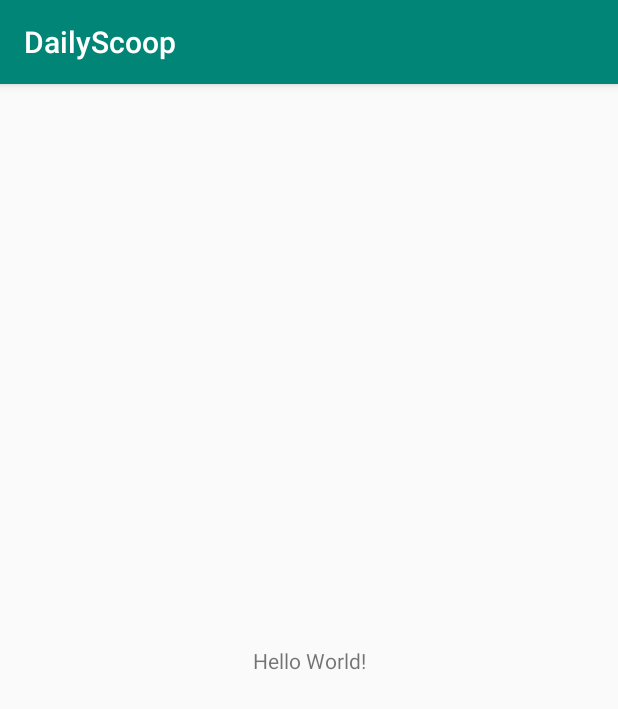
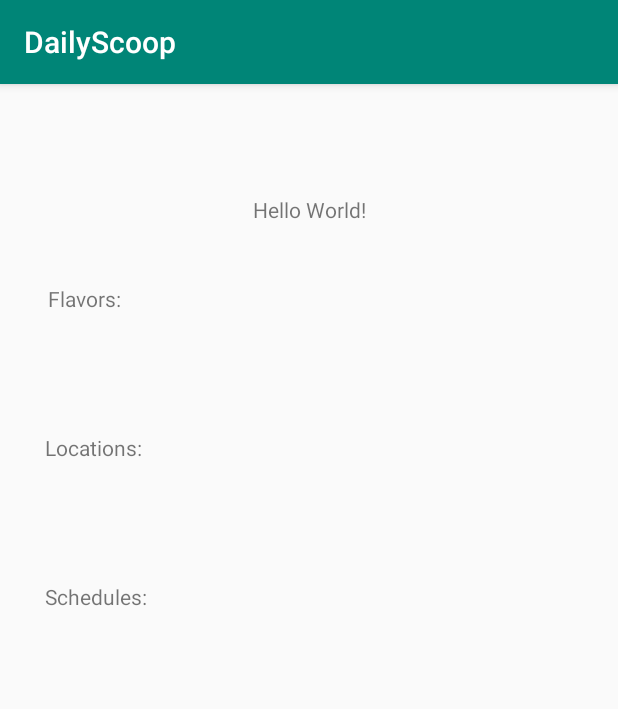
Before and after one commit to aopichka/DailyScoop, an Android app: the screen it shows after launch (MainActivity), on a phone screen of 412 x 824 dp. Shown: the top 709 px of the screen. Run offline under Robolectric (Android 15) with nearby library versions, the phone set to English and light mode, and no system bars; our stand-ins replace Firebase (no records; nobody signed in at launch, a user with empty details on screens opened directly).

Commit message:
set up firebase. read data and display data from firebase.

```diff
--- a/app/src/main/java/com/example/dailyscoop/MainActivity.java
+++ b/app/src/main/java/com/example/dailyscoop/MainActivity.java
@@ -1,14 +1,102 @@
 package com.example.dailyscoop;
 
+import androidx.annotation.NonNull;
 import androidx.appcompat.app.AppCompatActivity;
 
 import android.os.Bundle;
+import android.widget.EditText;
+import android.widget.TextView;
+
+import com.google.android.gms.tasks.OnCompleteListener;
+import com.google.android.gms.tasks.Task;
+import com.google.firebase.firestore.DocumentReference;
+import com.google.firebase.firestore.FirebaseFirestore;
+import com.google.firebase.firestore.QueryDocumentSnapshot;
+import com.google.firebase.firestore.QuerySnapshot;
+
+import java.time.LocalDate;
+import java.util.ArrayList;
+import java.util.Date;
 
 public class MainActivity extends AppCompatActivity {
+
+    private FirebaseFirestore db;
 
     @Override
     protected void onCreate(Bundle savedInstanceState) {
         super.onCreate(savedInstanceState);
         setContentView(R.layout.activity_main);
+
+        db = FirebaseFirestore.getInstance();
+        testDisplayFlavors();
+        testDisplayLocations();
+        testDisplaySchedules();
+
+    }
+
+    private void testDisplayLocations(){
+        db.collection("locations")
+                .get()
+                .addOnCompleteListener(new OnCompleteListener<QuerySnapshot>() {
+                    @Override
+                    public void onComplete(@NonNull Task<QuerySnapshot> task) {
+                        if (task.isSuccessful()) {
+                            ArrayList<Location> locations = new ArrayList<>();
+                            for (QueryDocumentSnapshot document : task.getResult()) {
+                                locations.add(document.toObject(Location.class));
+                            }
+                            TextView locationDisplay = findViewById(R.id.locations);
+                            for (Location location : locations){
+                                locationDisplay.setText(locationDisplay.getText() + "\n" + location.name);
+                            }
+                        } else {
+                            // error getting documents
+                        }
+                    }
+                });
+    }
+
+    private void testDisplayFlavors(){
+        db.collection("flavors")
+                .get()
+                .addOnCompleteListener(new OnCompleteListener<QuerySnapshot>() {
+                    @Override
+                    public void onComplete(@NonNull Task<QuerySnapshot> task) {
+                        if (task.isSuccessful()) {
+                            ArrayList<Flavor> flavors = new ArrayList<>();
+                            for (QueryDocumentSnapshot document : task.getResult()) {
+                                flavors.add(document.toObject(Flavor.class));
+                            }
+                            TextView flavorDisplay = findViewById(R.id.flavors);
+                            for (Flavor flavor : flavors){
+                                flavorDisplay.setText(flavorDisplay.getText() + "\n" + flavor.name);
+                            }
+                        } else {
+                            // error getting documents
+                        }
+                    }
+                });
+    }
+
+    private void testDisplaySchedules(){
+        db.collection("schedules")
+                .get()
+                .addOnCompleteListener(new OnCompleteListener<QuerySnapshot>() {
+                    @Override
+                    public void onComplete(@NonNull Task<QuerySnapshot> task) {
+                        if (task.isSuccessful()) {
+                            ArrayList<Schedule> schedules = new ArrayList<>();
+                            for (QueryDocumentSnapshot document : task.getResult()) {
+                                schedules.add(document.toObject(Schedule.class));
+                            }
+                            TextView scheduleDisplay = findViewById(R.id.schedules);
+                            for (Schedule schedule : schedules){
+                                scheduleDisplay.setText(scheduleDisplay.getText() + "\n" + schedule);
+                            }
+                        } else {
+                            // error getting documents
+                        }
+                    }
+                });
     }
 }
--- a/app/src/main/res/layout/activity_main.xml
+++ b/app/src/main/res/layout/activity_main.xml
@@ -7,12 +7,44 @@
     tools:context=".MainActivity">
 
     <TextView
+        android:id="@+id/textView2"
         android:layout_width="wrap_content"
         android:layout_height="wrap_content"
         android:text="Hello World!"
         app:layout_constraintBottom_toBottomOf="parent"
         app:layout_constraintLeft_toLeftOf="parent"
         app:layout_constraintRight_toRightOf="parent"
-        app:layout_constraintTop_toTopOf="parent" />
+        app:layout_constraintTop_toTopOf="parent"
+        app:layout_constraintVertical_bias="0.099" />
+
+    <TextView
+        android:id="@+id/flavors"
+        android:layout_width="wrap_content"
+        android:layout_height="wrap_content"
+        android:layout_marginStart="32dp"
+        android:layout_marginTop="40dp"
+        android:text="Flavors: "
+        app:layout_constraintStart_toStartOf="parent"
+        app:layout_constraintTop_toBottomOf="@+id/textView2" />
+
+    <TextView
+        android:id="@+id/locations"
+        android:layout_width="wrap_content"
+        android:layout_height="wrap_content"
+        android:layout_marginStart="30dp"
+        android:layout_marginTop="80dp"
+        android:text="Locations: "
+        app:layout_constraintStart_toStartOf="parent"
+        app:layout_constraintTop_toBottomOf="@+id/flavors" />
+
+    <TextView
+        android:id="@+id/schedules"
+        android:layout_width="wrap_content"
+        android:layout_height="wrap_content"
+        android:layout_marginStart="30dp"
+        android:layout_marginTop="80dp"
+        android:text="Schedules: "
+        app:layout_constraintStart_toStartOf="parent"
+        app:layout_constraintTop_toBottomOf="@+id/locations" />
 
 </androidx.constraintlayout.widget.ConstraintLayout>
--- a/build.gradle
+++ b/build.gradle
@@ -8,7 +8,7 @@ buildscript {
     }
     dependencies {
         classpath 'com.android.tools.build:gradle:3.5.3'
-
+        classpath 'com.google.gms:google-services:4.3.3'
         // NOTE: Do not place your application dependencies here; they belong
         // in the individual module build.gradle files
     }
```
Also changed, not shown: app/build.gradle (+8 -1 lines), app/src/main/java/com/example/dailyscoop/Flavor.java (added, +17 -0 lines), app/src/main/java/com/example/dailyscoop/Location.java (added, +17 -0 lines), app/src/main/java/com/example/dailyscoop/Schedule.java (added, +23 -0 lines), 1 other file.
